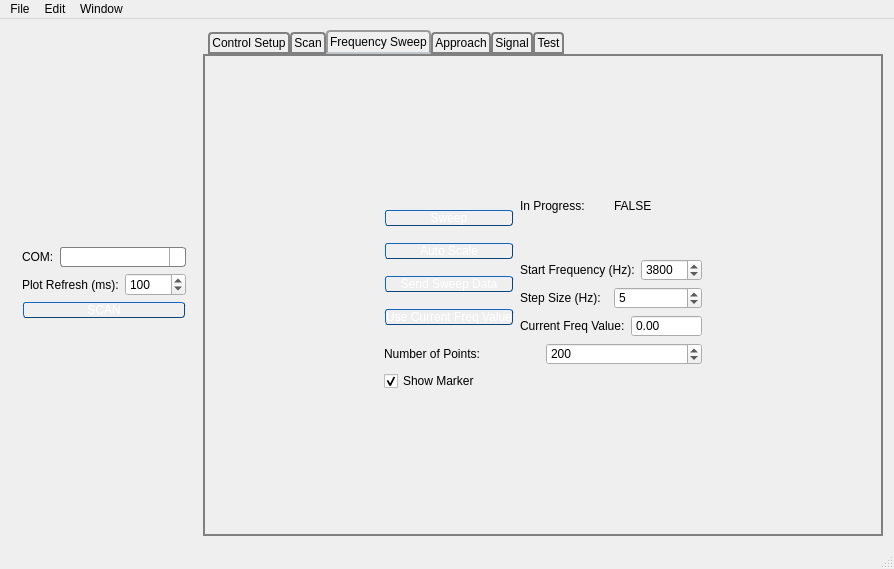
Before: the Qt Designer form gui/mainwindow.ui in neil-sarkar/AFM-CLIENT, drawn with Qt 5.
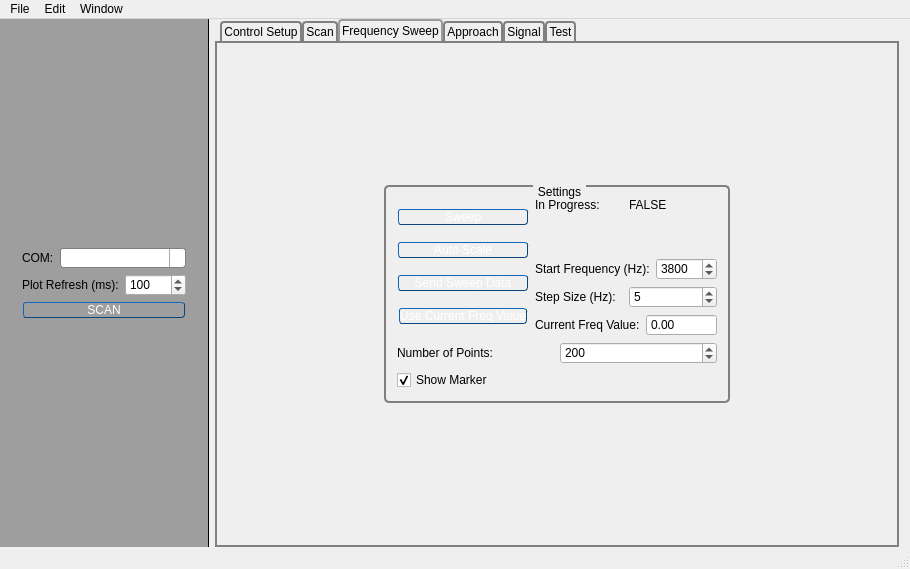
After: the same form once the commit is applied. The open tabs and pages were chosen to show the change. Icons and pictures are not drawn.

Commit message: Newest working version. Event worker is now functional. Read/Write is more robust. Graphs are updating. Need to start testing with an actual device in order to debug. Cleaned up commandNode class.

Patch:
```diff
--- a/gui/mainwindow.ui
+++ b/gui/mainwindow.ui
@@ -6,10 +6,16 @@
    <rect>
     <x>0</x>
     <y>0</y>
-    <width>894</width>
+    <width>910</width>
     <height>569</height>
    </rect>
   </property>
+  <property name="sizePolicy">
+   <sizepolicy hsizetype="Maximum" vsizetype="Maximum">
+    <horstretch>0</horstretch>
+    <verstretch>0</verstretch>
+   </sizepolicy>
+  </property>
   <property name="windowTitle">
    <string>MainWindow</string>
   </property>
@@ -17,8 +23,42 @@
    <string notr="true"/>
   </property>
   <widget class="QWidget" name="centralWidget">
-   <layout class="QGridLayout" name="gridLayout_21">
-    <item row="0" column="0">
+   <property name="autoFillBackground">
+    <bool>false</bool>
+   </property>
+   <layout class="QHBoxLayout" name="horizontalLayout_37">
+    <property name="leftMargin">
+     <number>0</number>
+    </property>
+    <property name="topMargin">
+     <number>0</number>
+    </property>
+    <property name="bottomMargin">
+     <number>0</number>
+    </property>
+    <item>
+     <widget class="QFrame" name="sidebarFrame">
+      <property name="minimumSize">
+       <size>
+        <width>200</width>
+        <height>528</height>
+       </size>
+      </property>
+      <property name="styleSheet">
+       <string notr="true">#sidebarFrame {
+background: #9E9E9E;
+border: none;
+border-right: 1px solid black;
+}</string>
+      </property>
+      <property name="frameShape">
+       <enum>QFrame::StyledPanel</enum>
+      </property>
+      <property name="frameShadow">
+       <enum>QFrame::Raised</enum>
+      </property>
+      <layout class="QHBoxLayout" name="horizontalLayout_30">
+       <item>
      <widget class="QWidget" name="widget_3" native="true">
       <property name="sizePolicy">
        <sizepolicy hsizetype="Fixed" vsizetype="Fixed">
@@ -182,7 +222,10 @@
       </layout>
      </widget>
     </item>
-    <item row="0" column="1">
+      </layout>
+     </widget>
+    </item>
+    <item>
      <widget class="QTabWidget" name="tabWidget">
       <property name="sizePolicy">
        <sizepolicy hsizetype="Expanding" vsizetype="Expanding">
@@ -211,7 +254,9 @@
      background: qlineargradient(x1: 0, y1: 0, x2: 0, y2: 1,
                                  stop: 0 #E1E1E1, stop: 0.4 #DDDDDD,
                                  stop: 0.5 #D8D8D8, stop: 1.0 #D3D3D3);
-     border: 2px solid gray;
+     border-left: 2px solid gray;
+ border-right: 2px solid gray;
+ border-top: 2px solid gray;
      border-bottom-color: gray; /* same as the pane color */
      border-top-left-radius: 4px;
      border-top-right-radius: 4px;
@@ -795,6 +840,42 @@
                  </property>
                  <layout class="QGridLayout" name="gridLayout_16">
                   <item row="0" column="0">
+                   <widget class="QGroupBox" name="groupBox_2">
+                    <property name="sizePolicy">
+                     <sizepolicy hsizetype="Fixed" vsizetype="Fixed">
+                      <horstretch>0</horstretch>
+                      <verstretch>0</verstretch>
+                     </sizepolicy>
+                    </property>
+                    <property name="minimumSize">
+                     <size>
+                      <width>0</width>
+                      <height>0</height>
+                     </size>
+                    </property>
+                    <property name="styleSheet">
+                     <string notr="true">    QGroupBox  {
+        background-color: qlineargradient(x1: 0, y1: 0, x2: 0, y2: 1,
+                                          stop: 0 #E0E0E0, stop: 1 #FFFFFF);
+        border: 2px solid gray;
+        border-radius: 5px;
+        margin-top: 1ex; /* leave space at the top for the title */
+    }
+     
+    QGroupBox::title  {
+        subcontrol-origin: margin;
+        subcontrol-position: top center; /* position at the top center */
+        padding: 0 3px;
+        background-color: qlineargradient(x1: 0, y1: 0, x2: 0, y2: 1,
+                                          stop: 0 #FFOECE, stop: 1 #FFFFFF);
+    }
+</string>
+                    </property>
+                    <property name="title">
+                     <string>Settings</string>
+                    </property>
+                    <layout class="QHBoxLayout" name="horizontalLayout_38">
+                     <item>
                    <layout class="QGridLayout" name="gridLayout_15">
                     <item row="0" column="0">
                      <layout class="QGridLayout" name="gridLayout_14">
@@ -944,7 +1025,7 @@
     /* Font size just 1.*/
     font: 1em;
     /* Margins so that we get a little space on the left and right. */
-    margin: 0 1px 0 1px;
+    margin: 0 2px 0 2px;
     /* The font color */ 
     color: white;
     /* Here's the background gradient with start point, end point, 
@@ -1113,7 +1194,9 @@
                    </layout>
                   </item>
                  </layout>
-                 <zorder></zorder>
+                   </widget>
+                  </item>
+                 </layout>
                 </widget>
                </item>
                <item>
@@ -2087,7 +2170,7 @@
     <rect>
      <x>0</x>
      <y>0</y>
-     <width>894</width>
+     <width>910</width>
      <height>21</height>
     </rect>
    </property>
```
Left out of the diff: 60 changed lines with no effect on the pictures. Lines whose indentation alone changed are shown as unchanged. The commit also changes 10 other files.
